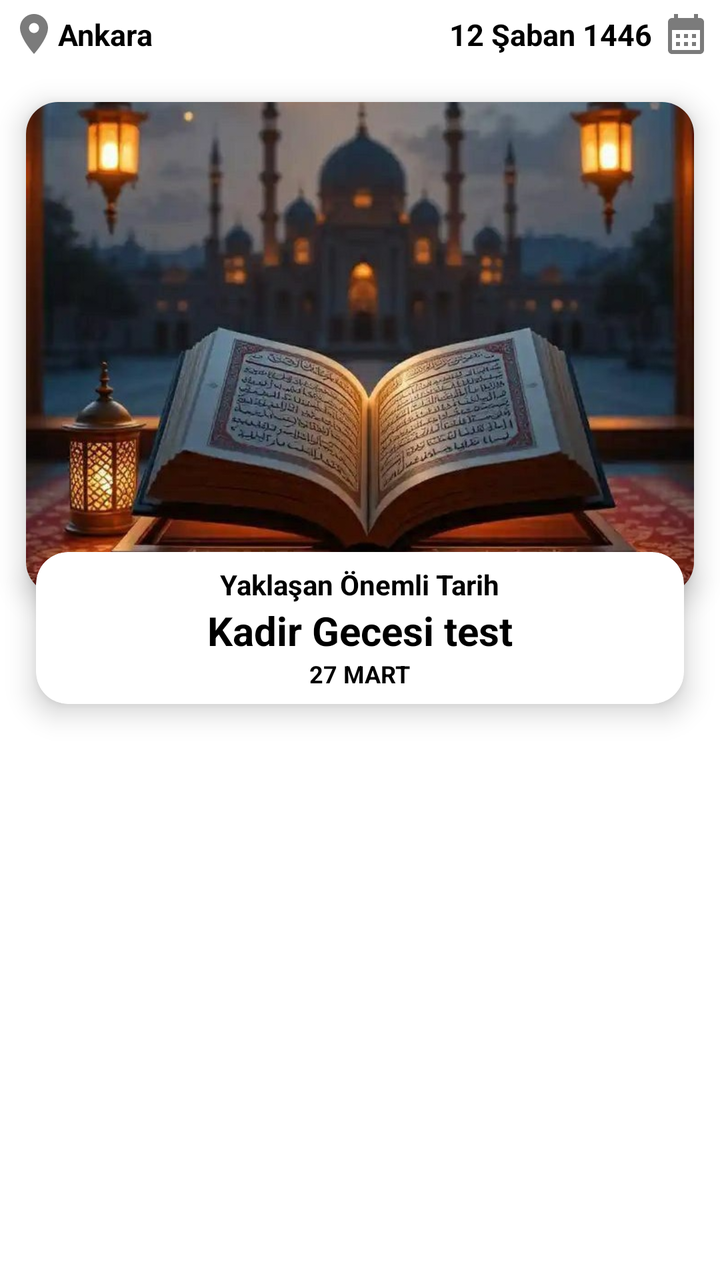
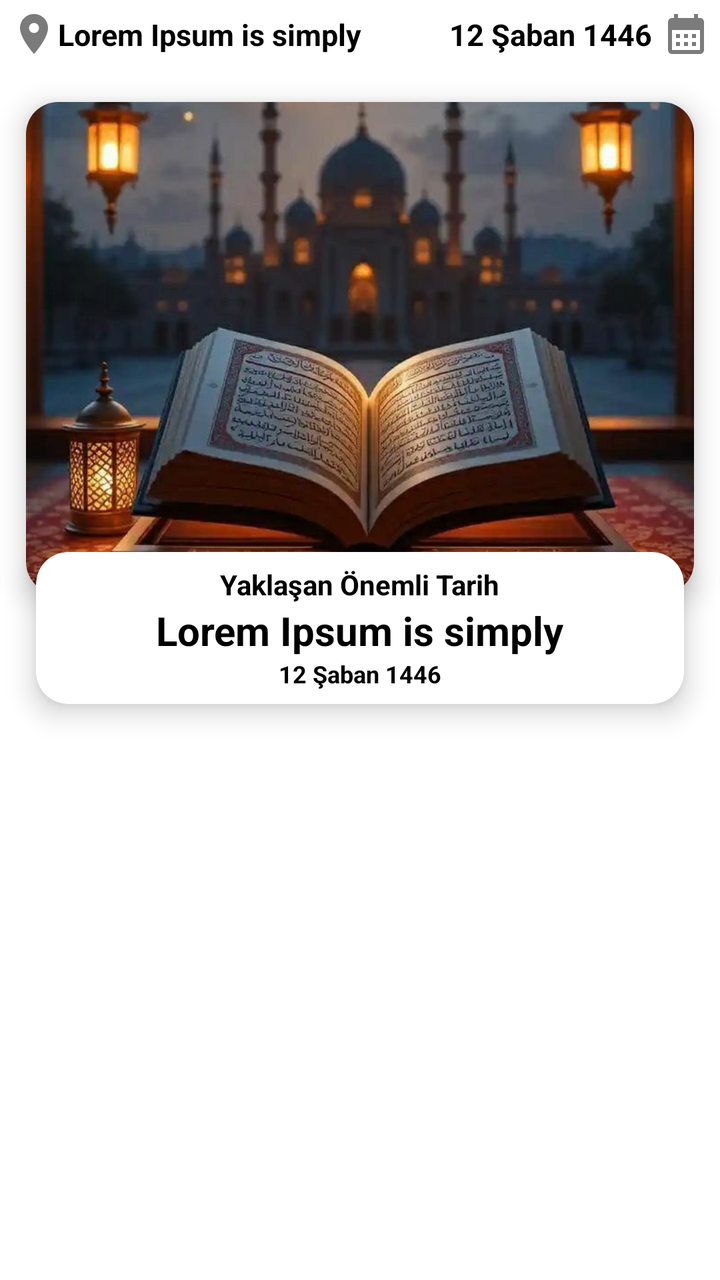

The first picture is an Android layout as it rendered before a commit; the second is the same layout after the commit. The layout source and the unified diff follow.
<!-- AndroidManifest.xml: application theme Theme.Yolcu -->
<!-- res/layout/activity_islamic_days.xml -->
<?xml version="1.0" encoding="utf-8"?>
<androidx.constraintlayout.widget.ConstraintLayout xmlns:android="http://schemas.android.com/apk/res/android"
    xmlns:app="http://schemas.android.com/apk/res-auto"
    xmlns:tools="http://schemas.android.com/tools"
    android:layout_width="match_parent"
    android:layout_height="match_parent">

    
    <androidx.constraintlayout.widget.ConstraintLayout
        android:id="@+id/header_layout"
        android:layout_width="match_parent"
        android:layout_height="wrap_content"
        app:layout_constraintTop_toTopOf="parent">

        <ImageView
            android:id="@+id/imageView"
            android:layout_width="wrap_content"
            android:layout_height="wrap_content"
            android:layout_margin="5dp"
            android:src="@drawable/baseline_location_on_24"
            app:layout_constraintBottom_toBottomOf="parent"
            app:layout_constraintStart_toStartOf="parent"
            app:layout_constraintTop_toTopOf="parent" />

        <TextView
            android:id="@+id/city_name"
            android:layout_width="wrap_content"
            android:layout_height="wrap_content"
            android:text="Ankara"
            android:textSize="15sp"
            android:textStyle="bold"
            app:layout_constraintBottom_toBottomOf="@+id/imageView"
            app:layout_constraintStart_toEndOf="@+id/imageView"
            app:layout_constraintTop_toTopOf="@+id/imageView" />

        <TextView
            android:id="@+id/hijri_date"
            android:layout_width="wrap_content"
            android:layout_height="wrap_content"
            android:layout_margin="5dp"
            android:text="12 Şaban 1446"
            android:textSize="15sp"
            android:textStyle="bold"
            app:layout_constraintBottom_toBottomOf="@+id/hicriDateIcon"
            app:layout_constraintEnd_toStartOf="@+id/hicriDateIcon"
            app:layout_constraintTop_toTopOf="@+id/hicriDateIcon" />

        <ImageView
            android:id="@+id/hicriDateIcon"
            android:layout_width="wrap_content"
            android:layout_height="wrap_content"
            android:layout_margin="5dp"
            android:src="@drawable/baseline_calendar_month_24"
            app:layout_constraintBottom_toBottomOf="parent"
            app:layout_constraintEnd_toEndOf="parent"
            app:layout_constraintTop_toTopOf="parent" />
    </androidx.constraintlayout.widget.ConstraintLayout>

    
    <androidx.cardview.widget.CardView
        android:id="@+id/cardView"
        android:layout_width="match_parent"
        android:layout_height="280dp"
        app:cardCornerRadius="16dp"
        app:cardElevation="8dp"
        app:cardUseCompatPadding="true"
        app:layout_constraintTop_toBottomOf="@id/header_layout">

        <ImageView
            android:id="@+id/islamic_day_image"
            android:layout_width="match_parent"
            android:layout_height="match_parent"
            android:contentDescription="@string/prayer_time_image_desc"
            android:scaleType="centerCrop"
            android:src="@drawable/islamic_day_5" />

    </androidx.cardview.widget.CardView>


    <androidx.cardview.widget.CardView
        android:id="@+id/cardView_current_time"
        android:layout_width="350dp"
        android:layout_height="110dp"
        app:cardCornerRadius="16dp"
        app:cardElevation="8dp"
        app:cardUseCompatPadding="true"
        app:layout_constraintBottom_toBottomOf="@+id/cardView"
        app:layout_constraintEnd_toEndOf="@id/cardView"
        app:layout_constraintStart_toStartOf="@+id/cardView"
        app:layout_constraintTop_toBottomOf="@+id/cardView">

        <LinearLayout
            android:layout_width="match_parent"
            android:layout_height="match_parent"
            android:gravity="center_vertical"
            android:orientation="horizontal"
            android:padding="3dp">

            
            <LinearLayout
                android:layout_width="wrap_content"
                android:layout_height="wrap_content"
                android:layout_weight="1"
                android:gravity="center"
                android:orientation="vertical">

                <TextView
                    android:id="@+id/yaklasanaTarihLabel"
                    android:layout_width="wrap_content"
                    android:layout_height="wrap_content"
                    android:text="Yaklaşan Önemli Tarih"
                    android:textStyle="bold" />

                <TextView
                    android:id="@+id/yaklasanaTarih"
                    android:layout_width="wrap_content"
                    android:layout_height="wrap_content"
                    android:text="Kadir Gecesi test"
                    android:textSize="20sp"
                    android:textStyle="bold" />

                <TextView
                    android:id="@+id/yaklasanaTarihDetay"
                    android:layout_width="wrap_content"
                    android:layout_height="wrap_content"
                    android:text="27 MART"

                    android:textSize="12sp"
                    android:textStyle="bold" />
            </LinearLayout>

        </LinearLayout>
    </androidx.cardview.widget.CardView>


    
    <androidx.recyclerview.widget.RecyclerView
        android:id="@+id/dini_gunler_recycler"
        android:layout_width="match_parent"
        android:layout_height="0dp"
        android:paddingStart="5dp"
        android:paddingEnd="5dp"
        android:paddingBottom="5dp"
        app:layout_constraintBottom_toBottomOf="parent"
        app:layout_constraintTop_toBottomOf="@+id/cardView_current_time"
        app:layout_constraintVertical_bias="0.0"
        tools:layout_editor_absoluteX="16dp" />

</androidx.constraintlayout.widget.ConstraintLayout>
<!-- resources referenced by this layout -->
<resources>
  <!-- drawable baseline_calendar_month_24 (drawable) -->
  <vector xmlns:android="http://schemas.android.com/apk/res/android" android:height="24dp" android:tint="#7B7B7B" android:viewportHeight="24" android:viewportWidth="24" android:width="24dp">
        
      <path android:fillColor="@android:color/white" android:pathData="M19,4h-1V2h-2v2H8V2H6v2H5C3.89,4 3.01,4.9 3.01,6L3,20c0,1.1 0.89,2 2,2h14c1.1,0 2,-0.9 2,-2V6C21,4.9 20.1,4 19,4zM19,20H5V10h14V20zM9,14H7v-2h2V14zM13,14h-2v-2h2V14zM17,14h-2v-2h2V14zM9,18H7v-2h2V18zM13,18h-2v-2h2V18zM17,18h-2v-2h2V18z"/>
      
  </vector>
  <!-- drawable baseline_location_on_24 (drawable) -->
  <vector xmlns:android="http://schemas.android.com/apk/res/android" android:height="24dp" android:tint="#7B7B7B" android:viewportHeight="24" android:viewportWidth="24" android:width="24dp">
        
      <path android:fillColor="@android:color/white" android:pathData="M12,2C8.13,2 5,5.13 5,9c0,5.25 7,13 7,13s7,-7.75 7,-13c0,-3.87 -3.13,-7 -7,-7zM12,11.5c-1.38,0 -2.5,-1.12 -2.5,-2.5s1.12,-2.5 2.5,-2.5 2.5,1.12 2.5,2.5 -1.12,2.5 -2.5,2.5z"/>
      
  </vector>
  <!-- drawable islamic_day_5: jpg bitmap (drawable, 101274 bytes) -->
  <string name="prayer_time_image_desc" translatable="false">Aylik vakit arkaplan resim</string>
  <style name="Theme.Yolcu" parent="Theme.MaterialComponents.DayNight.DarkActionBar">
          
          <item name="colorPrimary">#9CCC65</item>
          <item name="colorPrimaryVariant">#43A047</item>
          <item name="colorOnPrimary">@color/white</item>
          
          <item name="colorSecondary">#9CCC65</item>
          <item name="colorSecondaryVariant">@color/teal_700</item>
          <item name="colorOnSecondary">@color/white</item>
          
          <item name="android:statusBarColor">?attr/colorPrimaryVariant</item>
          
          <item name="actionMenuTextColor">@color/white</item>
          <item name="android:actionMenuTextColor">@color/white</item>
          <item name="android:textColor">@color/black</item>
      </style>
  <color name="white">#FFFFFFFF</color>
  <color name="teal_700">#FF018786</color>
  <color name="black">#FF000000</color>
</resources>

<!-- the commit's change to res/layout/activity_islamic_days.xml (unified diff, before → after) -->
@@ -17,6 +17,7 @@
             android:layout_width="wrap_content"
             android:layout_height="wrap_content"
             android:layout_margin="5dp"
+            android:contentDescription="@string/konum_icon"
             android:src="@drawable/baseline_location_on_24"
             app:layout_constraintBottom_toBottomOf="parent"
             app:layout_constraintStart_toStartOf="parent"
@@ -26,7 +27,7 @@
             android:id="@+id/city_name"
             android:layout_width="wrap_content"
             android:layout_height="wrap_content"
-            android:text="Ankara"
+            android:text="@string/testYazisi"
             android:textSize="15sp"
             android:textStyle="bold"
             app:layout_constraintBottom_toBottomOf="@+id/imageView"
@@ -38,7 +39,7 @@
             android:layout_width="wrap_content"
             android:layout_height="wrap_content"
             android:layout_margin="5dp"
-            android:text="12 Şaban 1446"
+            android:text="@string/testTarihi"
             android:textSize="15sp"
             android:textStyle="bold"
             app:layout_constraintBottom_toBottomOf="@+id/hicriDateIcon"
@@ -50,6 +51,7 @@
             android:layout_width="wrap_content"
             android:layout_height="wrap_content"
             android:layout_margin="5dp"
+            android:contentDescription="@string/tarih_icon"
             android:src="@drawable/baseline_calendar_month_24"
             app:layout_constraintBottom_toBottomOf="parent"
             app:layout_constraintEnd_toEndOf="parent"
@@ -92,30 +94,32 @@
         <LinearLayout
             android:layout_width="match_parent"
             android:layout_height="match_parent"
+            android:baselineAligned="false"
             android:gravity="center_vertical"
             android:orientation="horizontal"
             android:padding="3dp">
 
             
             <LinearLayout
-                android:layout_width="wrap_content"
+                android:layout_width="0dp"
                 android:layout_height="wrap_content"
                 android:layout_weight="1"
                 android:gravity="center"
-                android:orientation="vertical">
+                android:orientation="vertical"
+                tools:ignore="UselessParent">
 
                 <TextView
                     android:id="@+id/yaklasanaTarihLabel"
                     android:layout_width="wrap_content"
                     android:layout_height="wrap_content"
-                    android:text="Yaklaşan Önemli Tarih"
+                    android:text="@string/yaklasan_tarih"
                     android:textStyle="bold" />
 
                 <TextView
                     android:id="@+id/yaklasanaTarih"
                     android:layout_width="wrap_content"
                     android:layout_height="wrap_content"
-                    android:text="Kadir Gecesi test"
+                    android:text="@string/testYazisi"
                     android:textSize="20sp"
                     android:textStyle="bold" />
 
@@ -123,8 +127,7 @@
                     android:id="@+id/yaklasanaTarihDetay"
                     android:layout_width="wrap_content"
                     android:layout_height="wrap_content"
-                    android:text="27 MART"
-
+                    android:text="@string/testTarihi"
                     android:textSize="12sp"
                     android:textStyle="bold" />
             </LinearLayout>
<!-- resource entries referenced after the edit -->
@@ -13,7 +13,12 @@
       
   </vector>
   <!-- drawable islamic_day_5: jpg bitmap (drawable, 101274 bytes) -->
+  <string name="konum_icon">Konum ikonu</string>
   <string name="prayer_time_image_desc" translatable="false">Aylik vakit arkaplan resim</string>
+  <string name="tarih_icon">tarih ikonu</string>
+  <string name="testTarihi">12 Şaban 1446</string>
+  <string name="testYazisi">Lorem Ipsum is simply</string>
+  <string name="yaklasan_tarih">Yaklaşan Önemli Tarih</string>
   <style name="Theme.Yolcu" parent="Theme.MaterialComponents.DayNight.DarkActionBar">
           
           <item name="colorPrimary">#9CCC65</item>
